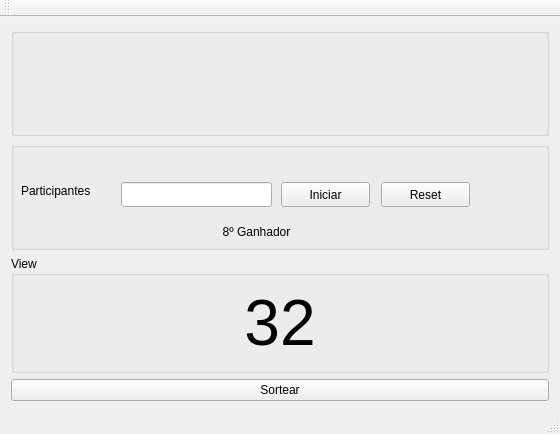
First picture: the form in t7-cpp/mainwindow.ui, repository joao-bolsson/paraprog, before the edit.
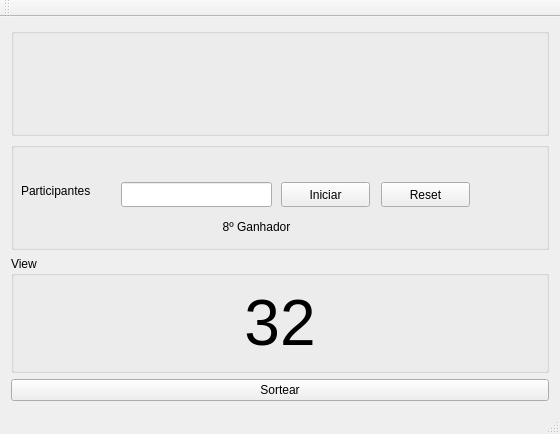
Second picture: the form after the edit. Icons and pictures are not drawn.

Commit message: adiciona acao no sortear (revisar, nao esta 10/10)

What changed in the file:
```diff
--- a/t7-cpp/mainwindow.ui
+++ b/t7-cpp/mainwindow.ui
@@ -98,9 +98,9 @@
        <property name="geometry">
         <rect>
          <x>10</x>
-         <y>80</y>
+         <y>69</y>
          <width>471</width>
-         <height>20</height>
+         <height>31</height>
         </rect>
        </property>
        <property name="text">
```
The commit also changes 2 other files.
